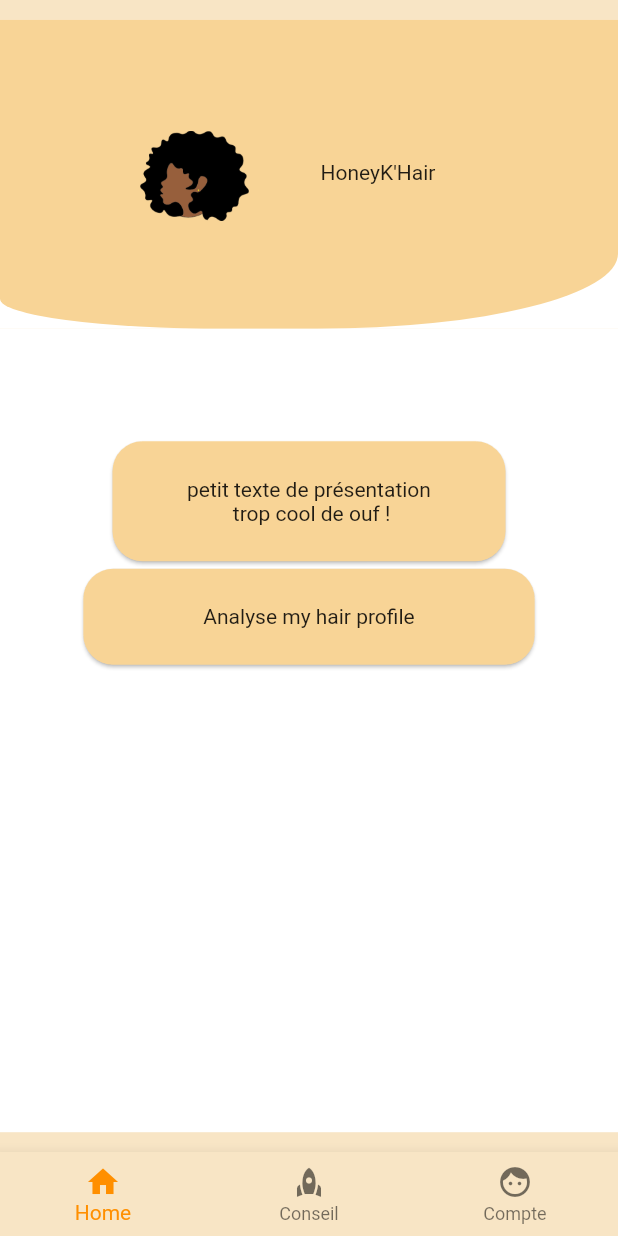
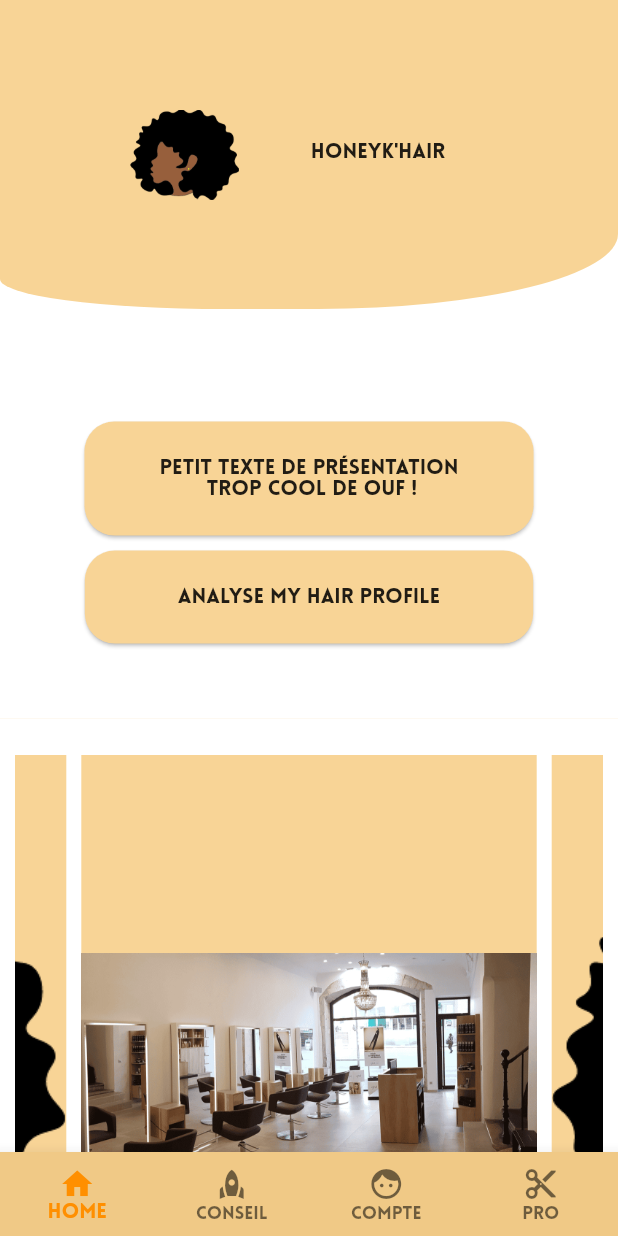
Before and after one commit to MansourWolou/honeykair, a Flutter app: the HomStateFull screen opened directly, on a phone screen of 412 x 824 dp. Run offline on Flutter 3.47's test engine with Material 2 defaults, Android fonts, the phone set to English and light mode, and no system bars; drawn by our look-alikes of carousel_slider.

Commit message:
carroseul + page pro

```diff
--- a/lib/pages/home.dart
+++ b/lib/pages/home.dart
@@ -2,6 +2,8 @@
 import 'serviceMain.dart';
 import 'serviceAccount.dart';
 import 'serviceAdvice.dart';
+import 'serviceProfessional.dart';
+
 class Home extends StatelessWidget {
   const Home({super.key});
 
@@ -20,12 +22,11 @@
 
 class _HomStateFull extends State<HomStateFull> {
   int _selectedIndex = 0;
-  static const TextStyle optionStyle =
-      TextStyle(fontSize: 30, fontWeight: FontWeight.bold);
   static const List<Widget> _widgetOptions = <Widget>[
     ServiceMain(),
     ServiceAdvice(),
     ServiceAccount(),
+    ServiceProfessional(),
   ];
 
   void _onItemTapped(int index) {
@@ -42,6 +43,7 @@
       ),
       backgroundColor: const Color(0xFFF8E5C5),
       bottomNavigationBar: BottomNavigationBar(
+        type: BottomNavigationBarType.fixed,
         items: const <BottomNavigationBarItem>[
           BottomNavigationBarItem(
             icon: Icon(Icons.home),
@@ -55,10 +57,14 @@
             icon: Icon(Icons.face),
             label: 'Compte',
           ),
+          BottomNavigationBarItem(
+            icon: Icon(Icons.content_cut_outlined),
+            label: 'Pro',
+          ),
         ],
         currentIndex: _selectedIndex,
         selectedItemColor: Colors.amber[800],
-        backgroundColor: const Color(0xFFF8E5C5),
+        backgroundColor: const Color.fromARGB(255, 240, 201, 134),
         onTap: _onItemTapped,
       ),
     );
--- a/lib/pages/inscription.dart
+++ b/lib/pages/inscription.dart
@@ -2,7 +2,7 @@
 import './home.dart';
 
 final ButtonStyle flatButtonStyle = TextButton.styleFrom(
-  foregroundColor: Colors.blue,
+  foregroundColor: const Color.fromARGB(255, 0, 0, 0),
   backgroundColor: Colors.orange,
   shape: const RoundedRectangleBorder(
     borderRadius: BorderRadius.all(Radius.circular(50)),
@@ -37,8 +37,8 @@
                 style: flatButtonStyle,
                 onPressed: () {
                   Navigator.of(context).push(MaterialPageRoute(
-                        builder: (context) => const Home(),
-                      ));
+                    builder: (context) => const Home(),
+                  ));
                 },
                 child: const Text("Continuer"),
               ),
--- a/lib/pages/serviceMain.dart
+++ b/lib/pages/serviceMain.dart
@@ -1,4 +1,5 @@
 import 'package:flutter/material.dart';
+import 'package:carousel_slider/carousel_slider.dart';
 
 class ServiceMain extends StatelessWidget {
   const ServiceMain({super.key});
@@ -43,10 +44,10 @@
             ])),
       ),
       Container(
-          height: MediaQuery.of(context).size.height * 0.65,
-          width: MediaQuery.of(context).size.width,
+          // height: MediaQuery.of(context).size.height * 0.65,  ---> si la page est  trop petite
+          // width: MediaQuery.of(context).size.width,
           color: Colors.white,
-          padding: EdgeInsets.only(top: 50.0),
+          padding: const EdgeInsets.only(top: 50.0, bottom: 50),
           child: Column(children: [
             Row(
               mainAxisAlignment: MainAxisAlignment.center,
@@ -80,18 +81,49 @@
                           topRight: Radius.circular(20),
                           bottomRight: Radius.circular(20),
                           bottomLeft: Radius.circular(20))),
-                  margin: EdgeInsets.only(bottom: 0, top: 5),
+                  margin: EdgeInsets.only(bottom: 0, top: 10),
                   color: Color.fromARGB(255, 248, 212, 150),
                   child: Padding(
                     padding: EdgeInsets.only(
-                        top: 24.0, bottom: 24, left: 80, right: 80),
+                        top: 24.0, bottom: 24, left: 62, right: 62),
                     child: Text('Analyse my hair profile',
                         textAlign: TextAlign.center),
                   ),
                 ),
               ],
             ),
-          ]))
+          ])),
+      Container(
+        padding:
+            const EdgeInsets.only(top: 24.0, bottom: 24, left: 10, right: 10),
+        color: Color.fromARGB(255, 255, 255, 255),
+        child: CarouselSlider(
+          options: CarouselOptions(height: 400.0),
+          items: [
+            Image.asset('assets/images/coiffeurExemple.png'),
+            Image.asset('assets/images/Logo-final.png'),
+            Image.asset('assets/images/coiffeurExemple.png'),
+            Image.asset('assets/images/Logo-final.png')
+          ].map((i) {
+            return Builder(
+              builder: (BuildContext context) {
+                return Container(
+                    width: MediaQuery.of(context).size.width,
+                    margin: const EdgeInsets.symmetric(horizontal: 5.0),
+                    decoration: const BoxDecoration(
+                        color: Color.fromARGB(255, 248, 212, 150)),
+                    child: i);
+                // child: Text(
+                //   'text $i',
+                //   style: const TextStyle(fontSize: 16.0),
+                // ));
+              },
+            );
+          }).toList(),
+        ),
+      )
+
+      //
     ])));
   }
 }
--- a/lib/pages/welcome.dart
+++ b/lib/pages/welcome.dart
@@ -3,7 +3,7 @@
 import './inscription.dart';
 
 final ButtonStyle flatButtonStyle = TextButton.styleFrom(
-  foregroundColor: Colors.blue,
+  foregroundColor: const Color.fromARGB(255, 0, 0, 0),
   backgroundColor: Colors.orange,
   shape: const RoundedRectangleBorder(
     borderRadius: BorderRadius.all(Radius.circular(50)),
```
Also changed, not shown: lib/pages/connexion.dart (+3 -4 lines), lib/pages/serviceAccount.dart (+8 -9 lines), lib/pages/serviceProfessional.dart (added, +171 -0 lines), pubspec.yaml (+15 -9 lines), assets/images/coiffeurExemple.png (added), pubspec.lock.
